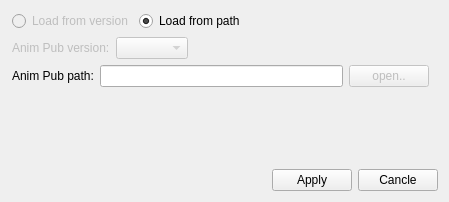
The window that gui/win.ui (CX-kkk/lgt_import_tool) describes before a commit, drawn with Qt 5.
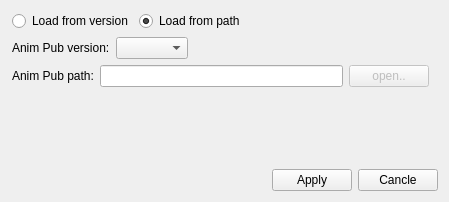
The same window after the commit.

```diff
--- a/gui/win.ui
+++ b/gui/win.ui
@@ -28,9 +28,6 @@
       </property>
       <item>
        <widget class="QRadioButton" name="radioButton_from_version">
-        <property name="enabled">
-         <bool>false</bool>
-        </property>
         <property name="text">
          <string>Load from version</string>
         </property>
@@ -64,9 +61,6 @@
    </item>
    <item>
     <widget class="QWidget" name="QWidget_from_version" native="true">
-     <property name="enabled">
-      <bool>false</bool>
-     </property>
      <layout class="QHBoxLayout" name="horizontalLayout_2">
       <property name="leftMargin">
        <number>1</number>
```
